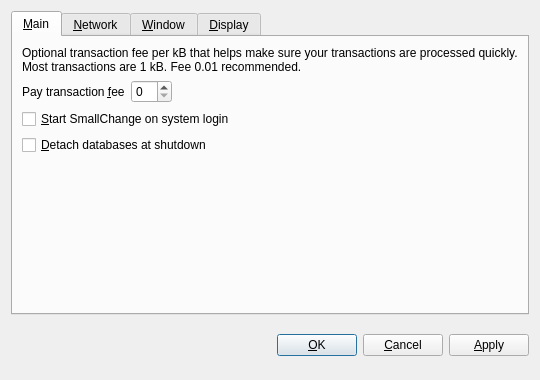
Old version of the form src/qt/forms/optionsdialog.ui in the repository danny1173/TriCoin.
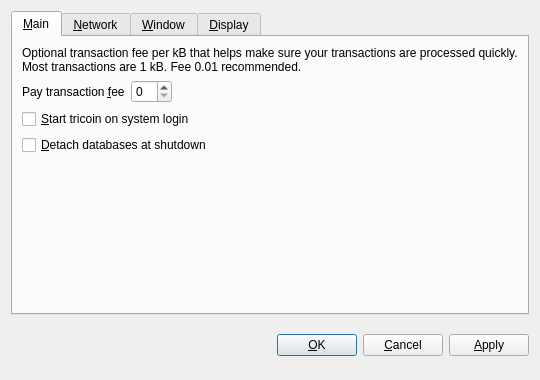
New version of the form. The open tabs and pages were chosen to show the change. Custom widgets are drawn as their Qt base class.

Diff of the .ui file:
```diff
--- a/src/qt/forms/optionsdialog.ui
+++ b/src/qt/forms/optionsdialog.ui
@@ -82,7 +82,7 @@
           <string>Automatically start SmallChange after logging in to the system.</string>
          </property>
          <property name="text">
-          <string>&amp;Start SmallChange on system login</string>
+          <string>&amp;Start tricoin on system login</string>
          </property>
         </widget>
        </item>
```
Left out of the diff: 10 changed lines with no effect on the pictures.
